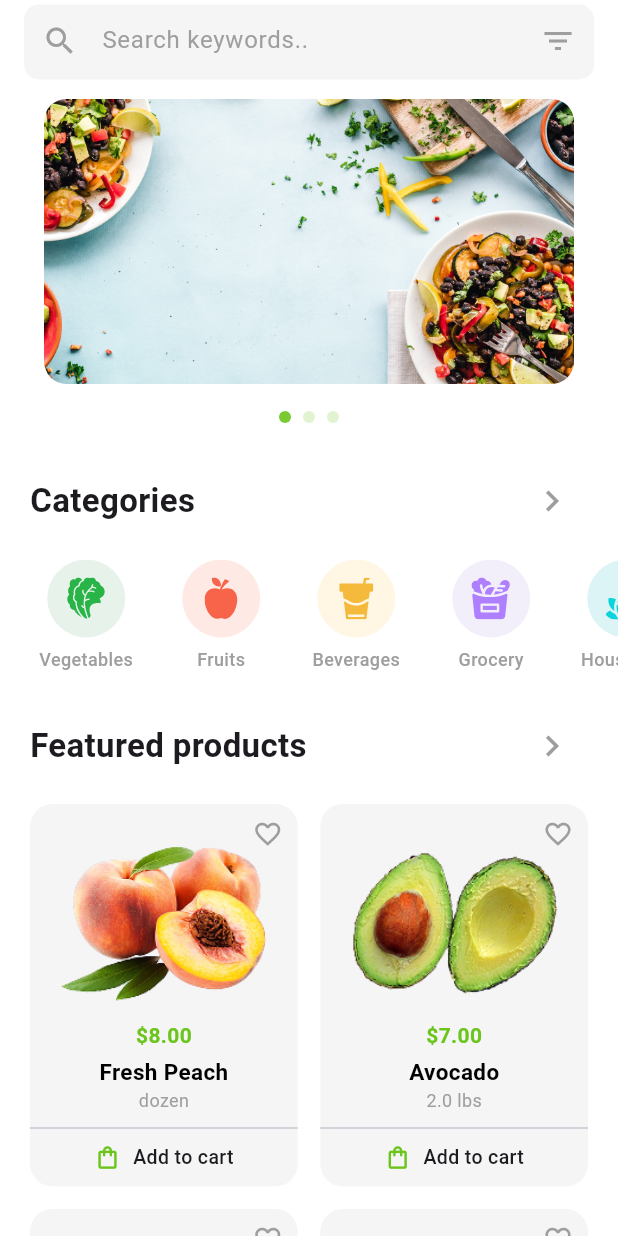
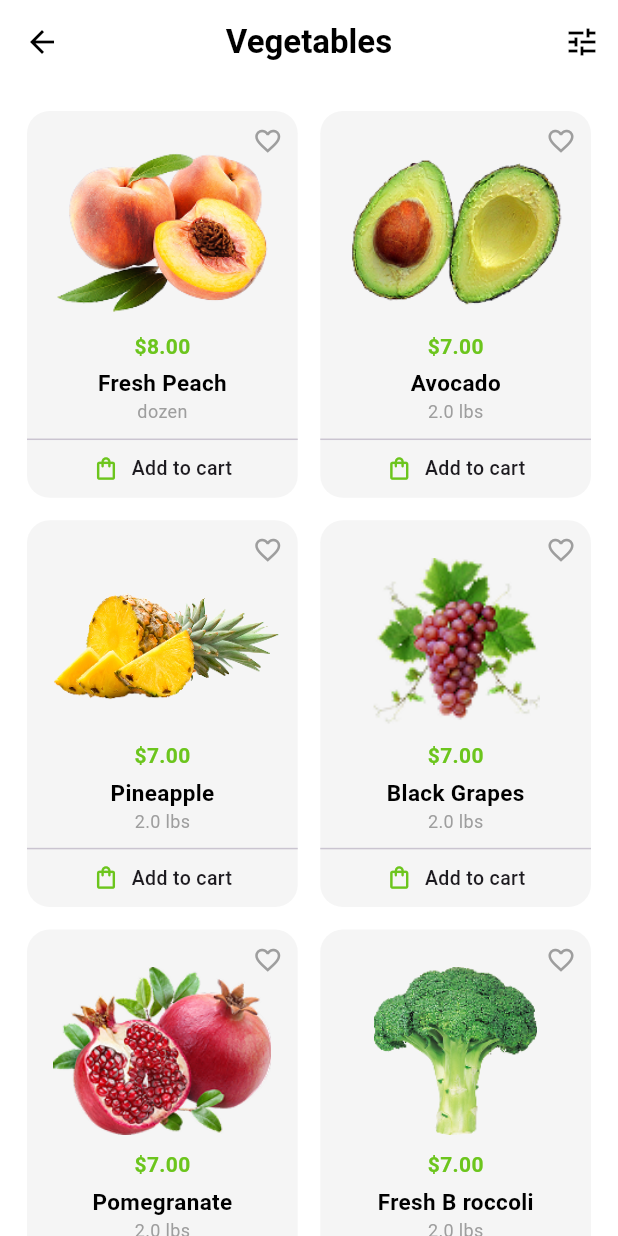
Before and after one commit to VinHa28/big-cart, a Flutter app: the HomeScreen screen opened directly, after a tap on "Vegetables", on a phone screen of 412 x 824 dp. Run offline on Flutter 3.47's test engine with Material 3 defaults, Android fonts, the phone set to English and light mode, and no system bars; drawn by our look-alikes of carousel_slider; our stand-ins replace flutter_svg.

Commit message:
Product list screen

```diff
--- a/app/lib/main.dart
+++ b/app/lib/main.dart
@@ -1,3 +1,4 @@
+import 'package:app/screens/category_list_screen.dart';
 import 'package:app/screens/main_wrapper.dart';
 import 'package:app/screens/signup_screen.dart';
 import 'package:flutter/material.dart';
@@ -25,6 +26,7 @@ class MyApp extends StatelessWidget {
         '/': (context) => const LoginScreen(),
         '/signup': (context) => const SignupScreen(),
         '/home': (context) => const MainWrapper(),
+        '/categories': (context) => const CategoryListScreen(),
       },
     );
   }
--- a/app/lib/screens/home_screen.dart
+++ b/app/lib/screens/home_screen.dart
@@ -1,6 +1,7 @@
 import 'package:app/constants/app_assets.dart';
 import 'package:app/mock/mock_data.dart';
 import 'package:app/screens/category_list_screen.dart';
+import 'package:app/screens/product_list_screen.dart';
 import 'package:app/widgets/category_card.dart';
 import 'package:app/widgets/product_card.dart';
 import 'package:carousel_slider/carousel_slider.dart';
@@ -33,14 +34,14 @@ class _HomeScreenState extends State<HomeScreen> {
           // Danh sách các slivers (mảnh ghép cuộn)
           slivers: [
             // 1. App Bar cuộn (chứa Search Bar)
-            SliverAppBar(
-              backgroundColor: AppColors.scaffoldBackground,
-              elevation: 0,
-              floating: true, // App bar xuất hiện ngay khi cuộn xuống
-              pinned: false, // App bar không cố định khi cuộn lên hết
-              title: _buildSearchBar(),
-              automaticallyImplyLeading: false, // Ẩn nút back mặc định nếu có
-            ),
+            // SliverAppBar(
+            //   backgroundColor: AppColors.scaffoldBackground,
+            //   elevation: 0,
+            //   floating: true, // App bar xuất hiện ngay khi cuộn xuống
+            //   pinned: false, // App bar không cố định khi cuộn lên hết
+            //   title: _buildSearchBar(),
+            //   automaticallyImplyLeading: false, // Ẩn nút back mặc định nếu có
+            // ),
 
             // 2. Banner và Tiêu đề Categories
             SliverToBoxAdapter(
@@ -52,7 +53,7 @@ class _HomeScreenState extends State<HomeScreen> {
                     _buildBannerSlider(),
                     const SizedBox(height: 20),
                     // Tiêu đề Categories
-                    _buildSectionHeader('Categories'),
+                    _buildSectionHeader('Categories', "/categories"),
                     const SizedBox(height: 15),
                   ],
                 ),
@@ -71,12 +72,10 @@ class _HomeScreenState extends State<HomeScreen> {
             SliverToBoxAdapter(
               child: Padding(
                 padding: const EdgeInsets.fromLTRB(20, 20, 20, 15),
-                child: _buildSectionHeader('Featured products'),
+                child: _buildSectionHeader('Featured products', "/categories"),
               ),
             ),
 
-            // 5. Grid Sản phẩm nổi bật (Sử dụng SliverPadding & SliverGrid)
-            // Đây là phần cốt lõi sửa lỗi và tối ưu hiệu năng
             SliverPadding(
               padding: const EdgeInsets.symmetric(horizontal: 20),
               sliver: SliverGrid(
@@ -137,7 +136,7 @@ class _HomeScreenState extends State<HomeScreen> {
   }
 
   // Widget xây dựng Tiêu đề các mục (với icon >)
-  Widget _buildSectionHeader(String title) {
+  Widget _buildSectionHeader(String title, String routeName) {
     return Row(
       mainAxisAlignment: MainAxisAlignment.spaceBetween,
       children: [
@@ -149,12 +148,7 @@ class _HomeScreenState extends State<HomeScreen> {
           icon: const Icon(Icons.chevron_right, color: Colors.grey, size: 28),
           onPressed: () {
             // Bấm vào dấu mũi tên để sang màn hình danh sách Category
-            Navigator.push(
-              context,
-              MaterialPageRoute(
-                builder: (context) => const CategoryListScreen(),
-              ),
-            );
+            Navigator.pushNamed(context, routeName);
           },
         ),
       ],
@@ -242,7 +236,13 @@ class _HomeScreenState extends State<HomeScreen> {
             child: CategoryCard(
               category: dummyCategories[index],
               onTap: () {
-                print("Selected: ${dummyCategories[index].name}");
+                Navigator.push(
+                  context,
+                  MaterialPageRoute(
+                    builder: (context) =>
+                        ProductListScreen(category: dummyCategories[index]),
+                  ),
+                );
               },
             ),
           );
--- a/app/lib/screens/main_wrapper.dart
+++ b/app/lib/screens/main_wrapper.dart
@@ -1,8 +1,6 @@
 import 'package:flutter/material.dart';
 import '../constants/app_colors.dart';
 import 'home_screen.dart'; // Import các màn hình con
-import 'profile_screen.dart';
-import 'favorites_screen.dart';
 
 class MainWrapper extends StatefulWidget {
   const MainWrapper({super.key});
--- /dev/null
+++ b/app/lib/screens/product_list_screen.dart
@@ -0,0 +1,71 @@
+import 'package:app/mock/mock_data.dart';
+import 'package:app/models/category.dart';
+import 'package:app/widgets/category_filter_modal.dart';
+import 'package:app/widgets/product_card.dart';
+import 'package:flutter/material.dart';
+
+class ProductListScreen extends StatefulWidget {
+  final Category category;
+
+  const ProductListScreen({super.key, required this.category});
+
+  @override
+  State<ProductListScreen> createState() => _ProductListScreenState();
+}
+
+class _ProductListScreenState extends State<ProductListScreen> {
+  @override
+  Widget build(BuildContext context) {
+    return Scaffold(
+      backgroundColor: Colors.white,
+      appBar: AppBar(
+        backgroundColor: Colors.white,
+        elevation: 0,
+        leading: IconButton(
+          icon: const Icon(Icons.arrow_back, color: Colors.black),
+          onPressed: () => Navigator.pop(context),
+        ),
+        title: Text(
+          widget.category.name, // Hiển thị tên Category hiện tại
+          style: const TextStyle(
+            color: Colors.black,
+            fontWeight: FontWeight.bold,
+          ),
+        ),
+        centerTitle: true,
+        actions: [
+          IconButton(
+            icon: const Icon(Icons.tune, color: Colors.black),
+            onPressed: () => _showFilterModal(context), // Mở Modal lọc
+          ),
+        ],
+      ),
+      body: GridView.builder(
+        padding: const EdgeInsets.all(18),
+        itemCount: dummyProducts.length,
+        gridDelegate: const SliverGridDelegateWithFixedCrossAxisCount(
+          crossAxisCount: 2,
+          mainAxisSpacing: 15,
+          crossAxisSpacing: 15,
+          childAspectRatio: 0.7,
+        ),
+        itemBuilder: (context, index) {
+          return ProductCard(product: dummyProducts[index], onAdd: () {});
+        },
+      ),
+    );
+  }
+
+  // Phương thức hiển thị Modal lọc Category
+  void _showFilterModal(BuildContext context) {
+    showModalBottomSheet(
+      context: context,
+      shape: const RoundedRectangleBorder(
+        borderRadius: BorderRadius.vertical(top: Radius.circular(25)),
+      ),
+      builder: (context) {
+        return const CategoryFilterModal();
+      },
+    );
+  }
+}
```
Also changed, not shown: app/lib/widgets/category_filter_modal.dart (added, +60 -0 lines), app/lib/widgets/category_item_card.dart (+12 -1 lines).
